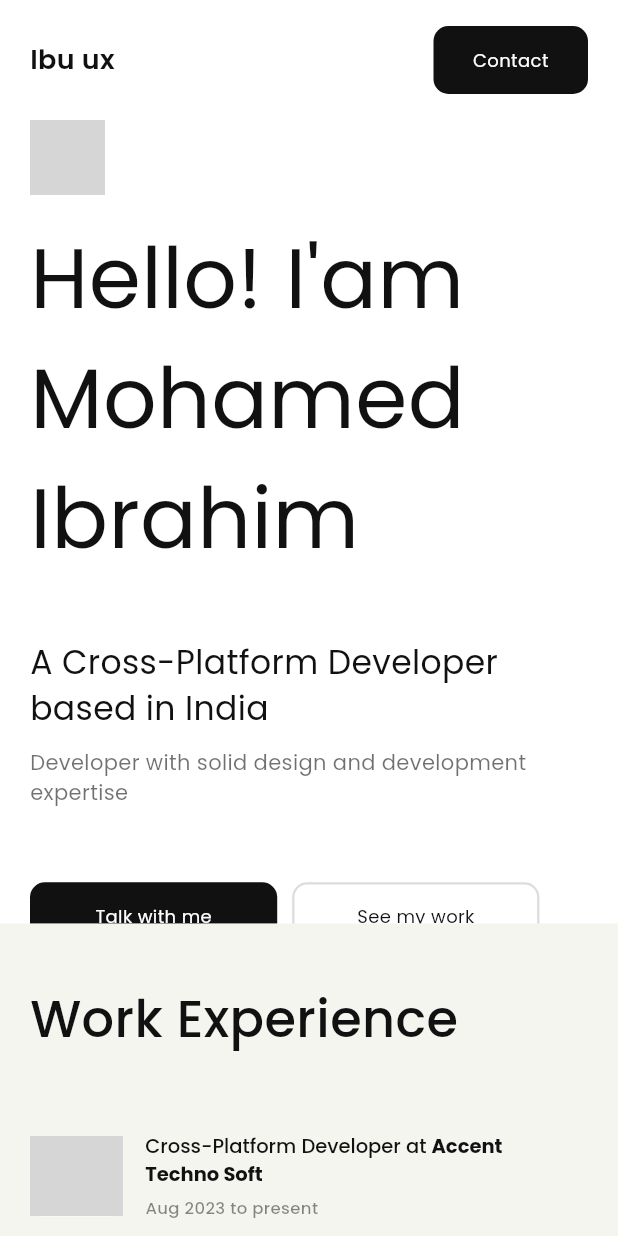
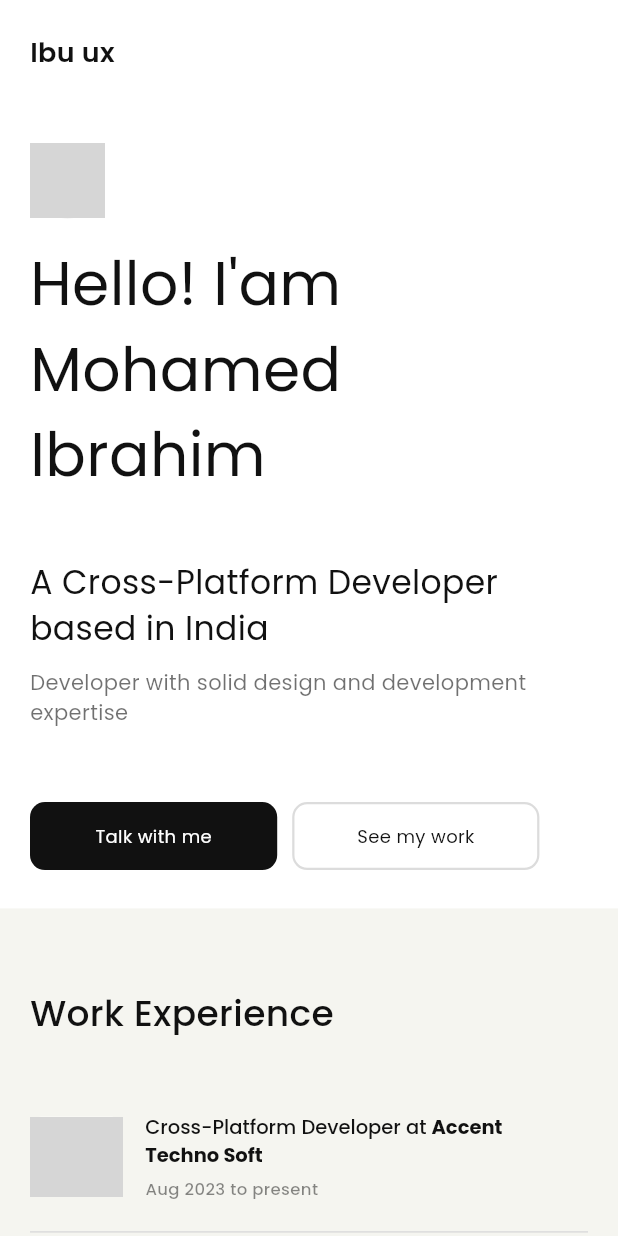
Before and after one commit to mohamed8270/ibu_ux, a Flutter app: the screen it shows after launch, on a phone screen of 412 x 824 dp. Run offline on Flutter 3.47's test engine with Material 3 defaults, Android fonts, the phone set to English and light mode, and no system bars; our stand-ins replace flutter_svg, gap, get, google_fonts; network calls fail; grey boxes are pictures that could not be loaded.

Commit message:
small screen layout updated

```diff
--- a/lib/common/widgets/home_app_bar.dart
+++ b/lib/common/widgets/home_app_bar.dart
@@ -160,7 +160,8 @@ class _HomeAppBarState extends State<HomeAppBar> {
                     ),
                   )
                 : const SizedBox(),
-            InkWell(
+            ResponsiveWidget.isLarge(context)
+                ? InkWell(
                     onTap: () {},
                     onHover: (value) {},
                     child: Container(
@@ -173,9 +174,11 @@ class _HomeAppBarState extends State<HomeAppBar> {
                         borderRadius: BorderRadius.circular(10),
                       ),
                       alignment: Alignment.center,
-                child: txt.textWidget('Contact', 12.0, FontWeight.w400, iwhite),
+                      child: txt.textWidget(
+                          'Contact', 12.0, FontWeight.w400, iwhite),
                     ),
-            ),
+                  )
+                : const SizedBox(),
           ],
         ),
       ),
--- a/lib/routes/pages/home_page/home_page.dart
+++ b/lib/routes/pages/home_page/home_page.dart
@@ -49,7 +49,7 @@ class _HomePageState extends State<HomePage> {
     return Scaffold(
       backgroundColor: iwhite,
       appBar: PreferredSize(
-        preferredSize: Size(scrnsize.width, 80),
+        preferredSize: Size(scrnsize.width, 70),
         child: HomeAppBar(
           color: color,
           homeTap: () => scrollToTap(0),
--- a/lib/routes/pages/home_page/widgets/experience_awards/reusable_widget.dart
+++ b/lib/routes/pages/home_page/widgets/experience_awards/reusable_widget.dart
@@ -1,5 +1,6 @@
 import 'package:flutter/material.dart';
 import 'package:gap/gap.dart';
+import 'package:ibu_ux/bindings/controller/responsive_widget.dart';
 import 'package:ibu_ux/common/styles/fonts.dart';
 import 'package:ibu_ux/common/styles/static.dart';
 import 'package:ibu_ux/common/styles/theme.dart';
@@ -15,7 +16,11 @@ class ReusableWidget extends StatelessWidget {
       crossAxisAlignment: CrossAxisAlignment.start,
       mainAxisAlignment: MainAxisAlignment.center,
       children: [
-        txt.textWidget(StaticData.heading1, 34.0, FontWeight.w500, iblack),
+        txt.textWidget(
+            StaticData.heading1,
+            ResponsiveWidget.isLarge(context) ? 34.0 : 24.0,
+            FontWeight.w500,
+            iblack),
         const Gap(50),
         ReusableContent(
             title: StaticData.role1,
@@ -53,7 +58,11 @@ class ReusableWidget2 extends StatelessWidget {
       crossAxisAlignment: CrossAxisAlignment.start,
       mainAxisAlignment: MainAxisAlignment.center,
       children: [
-        txt.textWidget(StaticData.heading2, 34.0, FontWeight.w500, iblack),
+        txt.textWidget(
+            StaticData.heading2,
+            ResponsiveWidget.isLarge(context) ? 34.0 : 24.0,
+            FontWeight.w500,
+            iblack),
         const Gap(50),
         ReusableContent(
             title: StaticData.awa1,
--- a/lib/routes/pages/home_page/widgets/footer/footer_section.dart
+++ b/lib/routes/pages/home_page/widgets/footer/footer_section.dart
@@ -32,7 +32,7 @@ class FooterSection extends StatelessWidget {
             StaticData.gap2,
             txt.textWidget(
                 "Let's have a conversation",
-                34.0,
+                ResponsiveWidget.isLarge(context) ? 34.0 : 24.0,
                 FontWeight.w500,
                 iblack,
                 TextOverflow.visible,
--- a/lib/routes/pages/home_page/widgets/hero_section/hero_section.dart
+++ b/lib/routes/pages/home_page/widgets/hero_section/hero_section.dart
@@ -27,7 +27,9 @@ class HeroSection extends StatelessWidget {
           mainAxisAlignment: ResponsiveWidget.isLarge(context)
               ? MainAxisAlignment.spaceBetween
               : MainAxisAlignment.center,
-          crossAxisAlignment: CrossAxisAlignment.center,
+          crossAxisAlignment: ResponsiveWidget.isLarge(context)
+              ? CrossAxisAlignment.center
+              : CrossAxisAlignment.start,
           children: [
             Column(
               crossAxisAlignment: CrossAxisAlignment.start,
@@ -40,7 +42,10 @@ class HeroSection extends StatelessWidget {
                 ),
                 StaticData.gap3,
                 txt.textWidget(
-                    StaticData.greeting, 56.0, FontWeight.w400, iblack),
+                    StaticData.greeting,
+                    ResponsiveWidget.isLarge(context) ? 56.0 : 40.0,
+                    FontWeight.w400,
+                    iblack),
               ],
             ),
             Gap(scrnsize.width * 0.1),
--- a/lib/routes/pages/home_page/widgets/tech_section/tech_section.dart
+++ b/lib/routes/pages/home_page/widgets/tech_section/tech_section.dart
@@ -59,7 +59,10 @@ class TechSection extends StatelessWidget {
               mainAxisAlignment: MainAxisAlignment.center,
               children: [
                 txt.textWidget(
-                    StaticData.techtitle, 34.0, FontWeight.w500, iblack),
+                    StaticData.techtitle,
+                    ResponsiveWidget.isLarge(context) ? 34.0 : 24.0,
+                    FontWeight.w500,
+                    iblack),
                 Gap(ResponsiveWidget.isLarge(context) ? 20 : 20),
                 SizedBox(
                   width: ResponsiveWidget.isLarge(context)
--- a/lib/routes/pages/home_page/widgets/works_section/works_section.dart
+++ b/lib/routes/pages/home_page/widgets/works_section/works_section.dart
@@ -34,7 +34,10 @@ class WorksSection extends StatelessWidget {
                 children: [
                   Expanded(
                       child: txt.textWidget(
-                          'Works done', 34.0, FontWeight.w500, iblack)),
+                          'Works done',
+                          ResponsiveWidget.isLarge(context) ? 34.0 : 24.0,
+                          FontWeight.w500,
+                          iblack)),
                   ResponsiveWidget.isLarge(context)
                       ? SocialIcons(
                           path: StaticData.leftarrow,
```
Lines whose indentation alone changed are shown as unchanged.
